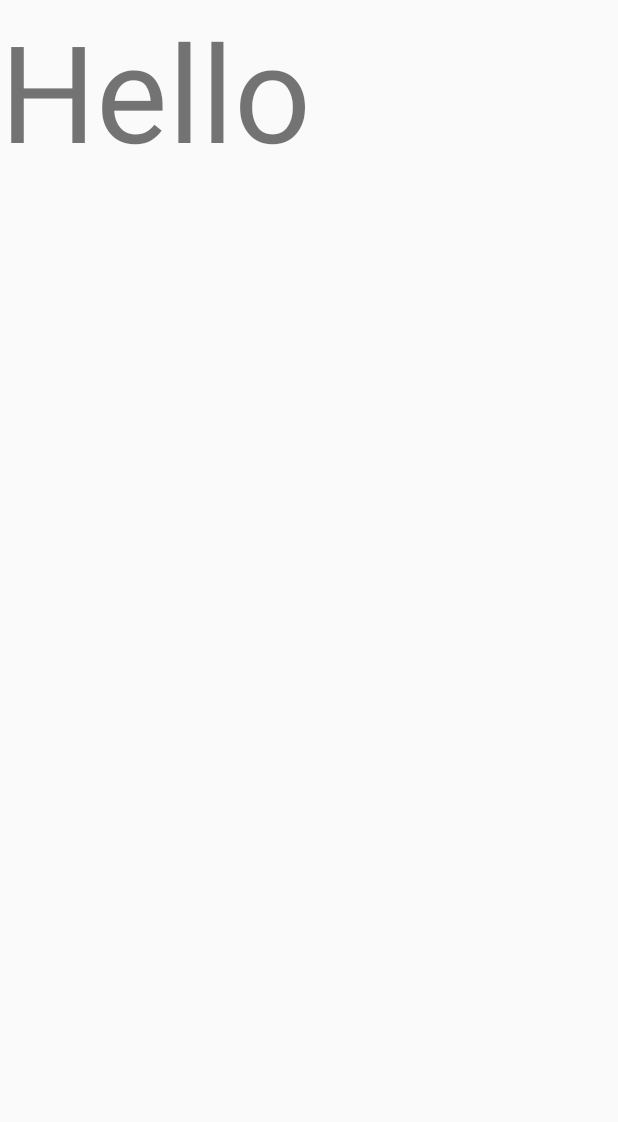
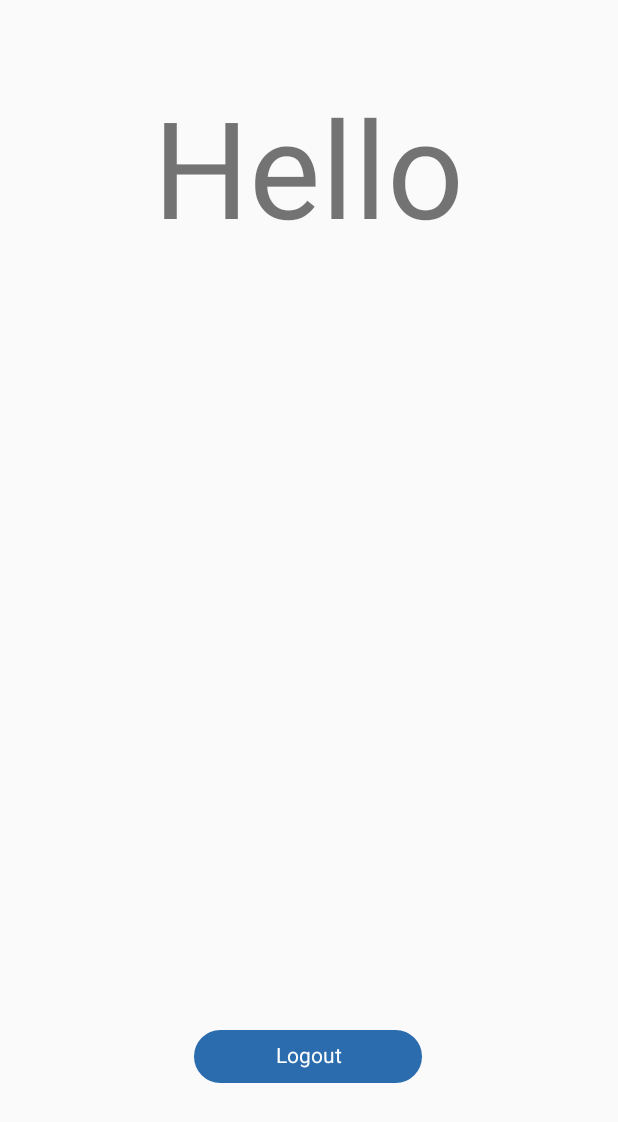
Before and after one commit to majidalykhan/PhotoFilters, an Android app: the Home screen opened directly, with no data from a screen before it, on a phone screen of 412 x 824 dp. Shown: the top 1122 px of the screen. Run offline under Robolectric (Android 15) with nearby library versions, the phone set to English and light mode, and no system bars; our stand-ins replace Firebase (no records; nobody signed in at launch, a user with empty details on screens opened directly).

Commit message:
Sessions
Login & Logout

```diff
--- a/app/src/main/java/com/example/photofilters/Home.java
+++ b/app/src/main/java/com/example/photofilters/Home.java
@@ -4,6 +4,9 @@ import androidx.appcompat.app.AppCompatActivity;
 
 import android.content.Intent;
 import android.os.Bundle;
+import android.view.View;
+import android.widget.ImageButton;
+import android.widget.TextView;
 import android.widget.Toast;
 
 import com.google.firebase.auth.FirebaseAuth;
@@ -11,17 +14,39 @@ import com.google.firebase.auth.FirebaseUser;
 
 public class Home extends AppCompatActivity {
 
+
+    TextView user;
+    ImageButton logout;
+
+
     @Override
     protected void onCreate(Bundle savedInstanceState) {
         super.onCreate(savedInstanceState);
         setContentView(R.layout.activity_home);
 
+        user = findViewById(R.id.user);
+        logout = findViewById(R.id.logoutbtn);
+
         FirebaseAuth firebaseAuth = FirebaseAuth.getInstance();
         FirebaseUser firebaseUser = firebaseAuth.getCurrentUser();
+
+        user.setText(firebaseUser.getDisplayName());
 
         if(firebaseUser!=null && firebaseUser.isEmailVerified()){
             Toast.makeText(Home.this, "Welcome",
                     Toast.LENGTH_LONG).show();
         }
+
+        logout.setOnClickListener(new View.OnClickListener() {
+            @Override
+            public void onClick(View v) {
+                FirebaseAuth.getInstance().signOut();
+                Intent intent = new Intent(Home.this, Login.class);
+                intent.addFlags(Intent.FLAG_ACTIVITY_CLEAR_TOP);
+                intent.addFlags(Intent.FLAG_ACTIVITY_CLEAR_TASK);
+                startActivity(intent);
+
+            }
+        });
     }
 }
--- a/app/src/main/res/layout/activity_home.xml
+++ b/app/src/main/res/layout/activity_home.xml
@@ -12,7 +12,48 @@
         android:layout_height="wrap_content"
         android:text="Hello"
         android:textSize="90dp"
-        tools:layout_editor_absoluteX="89dp"
-        tools:layout_editor_absoluteY="305dp" />
+        app:layout_constraintBottom_toBottomOf="parent"
+        app:layout_constraintEnd_toEndOf="parent"
+        app:layout_constraintHorizontal_bias="0.497"
+        app:layout_constraintStart_toStartOf="parent"
+        app:layout_constraintTop_toTopOf="parent"
+        app:layout_constraintVertical_bias="0.072" />
+
+    <ImageButton
+        android:id="@+id/logoutbtn"
+        android:layout_width="wrap_content"
+        android:layout_height="wrap_content"
+        android:background="@null"
+        app:layout_constraintBottom_toBottomOf="parent"
+        app:layout_constraintEnd_toEndOf="parent"
+        app:layout_constraintHorizontal_bias="0.497"
+        app:layout_constraintStart_toStartOf="parent"
+        app:layout_constraintTop_toTopOf="parent"
+        app:layout_constraintVertical_bias="0.871"
+        app:srcCompat="@drawable/ic_loginbtn"
+        tools:ignore="VectorDrawableCompat" />
+
+    <TextView
+        android:id="@+id/logintext"
+        android:layout_width="wrap_content"
+        android:layout_height="wrap_content"
+        android:text="Logout"
+        android:textColor="#ffffff"
+        app:layout_constraintBottom_toBottomOf="@+id/logoutbtn"
+        app:layout_constraintEnd_toEndOf="@+id/logoutbtn"
+        app:layout_constraintHorizontal_bias="0.504"
+        app:layout_constraintStart_toStartOf="@+id/logoutbtn"
+        app:layout_constraintTop_toTopOf="@+id/logoutbtn"
+        app:layout_constraintVertical_bias="0.437" />
+
+    <TextView
+        android:id="@+id/user"
+        android:layout_width="wrap_content"
+        android:layout_height="wrap_content"
+        android:layout_marginTop="40dp"
+        android:textSize="30dp"
+        app:layout_constraintEnd_toEndOf="parent"
+        app:layout_constraintStart_toStartOf="parent"
+        app:layout_constraintTop_toBottomOf="@+id/textView" />
 
 </androidx.constraintlayout.widget.ConstraintLayout>
```
